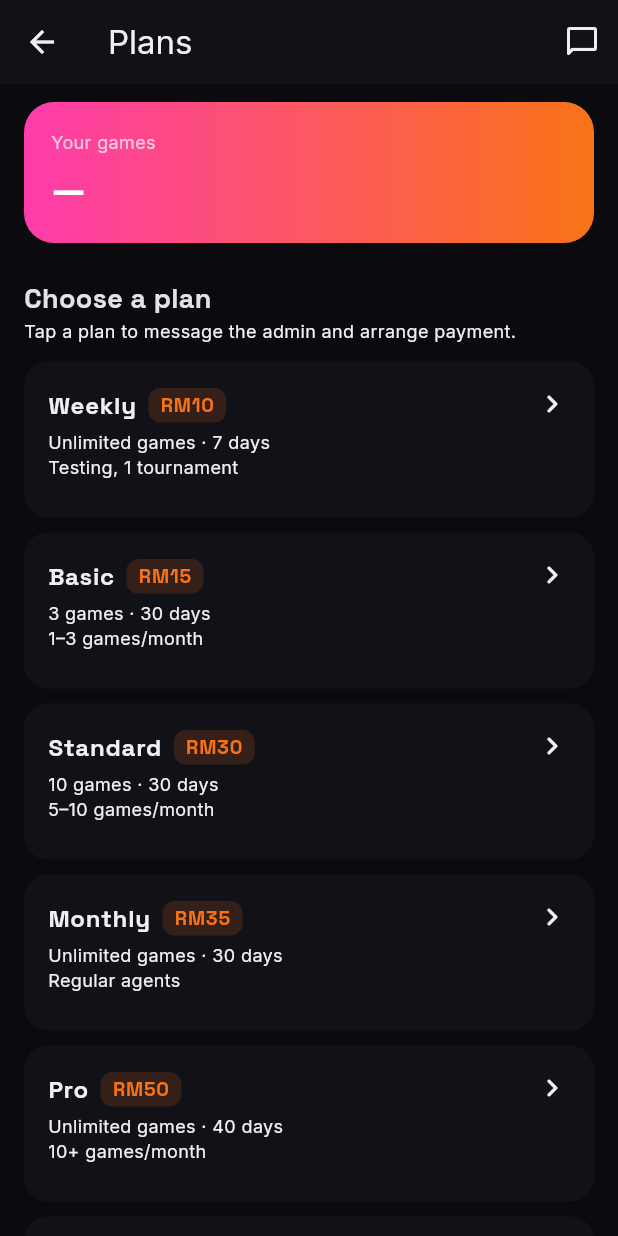
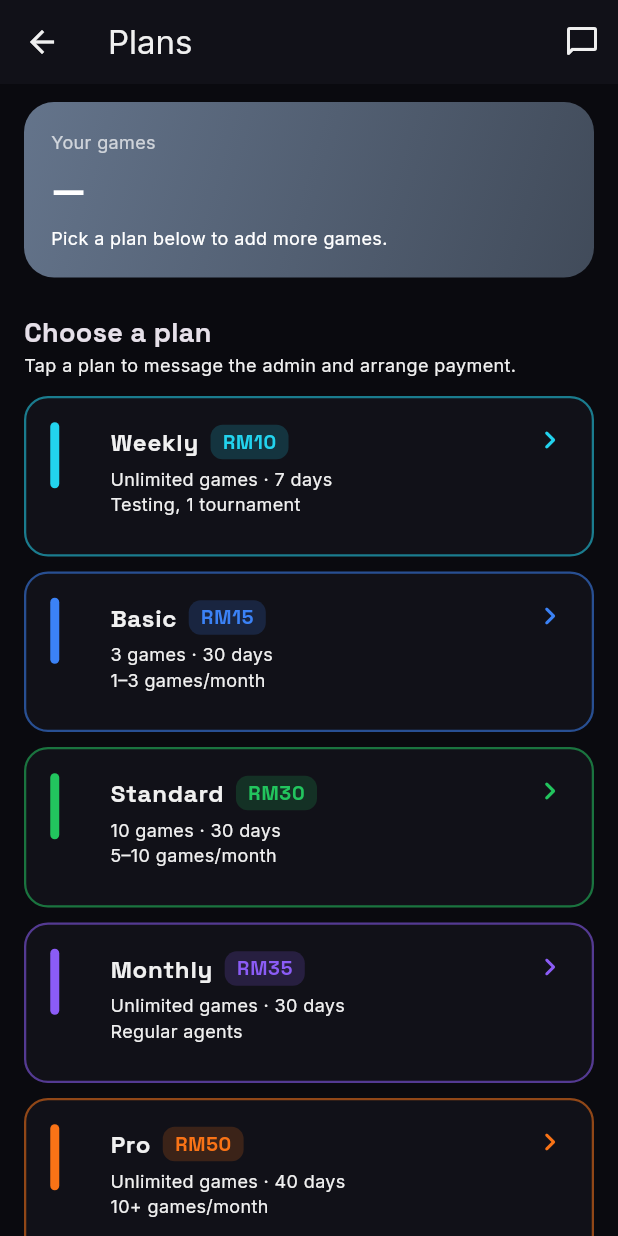
Before and after one commit to chakeuroussama17/dreaming_ball, a Flutter app: the AgentDashboardScreen screen opened by its route, after a tap on "Plans & games", on a phone screen of 412 x 824 dp. Run offline on Flutter 3.47's test engine with Material 3 defaults, Android fonts, the phone set to English and light mode, and no system bars; our stand-ins replace cached_network_image, firebase_core, firebase_messaging, flutter_animate, flutter_dotenv, flutter_local_notifications and 8 more; accounts and stored records are empty; network calls fail.

Commit message:
Fix chat order, live agent quota, per-plan colors
- Chat: always render oldest→newest (sorted client-side) and auto-scroll
  to the latest message, instead of newest-on-top.
- Agent quota now updates live when the admin grants a plan: AuthService
  .myQuotaStream() over agent_profiles (added to the realtime publication);
  the plans banner + dashboard card use it, falling back to a one-time
  fetch if realtime isn't enabled.
- Each plan has its own colour; plan cards are colour-accented and the
  agent's "Your games" banner is tinted by their current plan
  (slate when out of games / free trial).

Analyzer clean, web build OK.

Co-Authored-By: Claude Opus 4.8 <noreply@anthropic.com>

```diff
--- a/lib/core/constants/plans.dart
+++ b/lib/core/constants/plans.dart
@@ -1,3 +1,5 @@
+import 'package:flutter/material.dart';
+
 /// Agent subscription plans. Counted plans grant [games] games for [days] days;
 /// unlimited plans ([games] == null) grant unlimited games for [days] days.
 /// Prices are in Malaysian Ringgit (RM). The admin grants these manually after
@@ -9,6 +11,7 @@ class SubPlan {
   final int days;
   final int? games; // null = unlimited
   final String bestFor;
+  final Color color; // brand colour for this tier
 
   const SubPlan({
     required this.key,
@@ -17,6 +20,7 @@ class SubPlan {
     required this.days,
     required this.games,
     required this.bestFor,
+    required this.color,
   });
 
   bool get unlimited => games == null;
@@ -26,13 +30,30 @@ class SubPlan {
       'RM$priceRm · ${unlimited ? 'Unlimited' : '$games games'} · $days days';
 }
 
-/// The 7 plans agents can request, cheapest first.
+/// The 7 plans agents can request, cheapest first — each its own colour.
 const kSubPlans = <SubPlan>[
-  SubPlan(key: 'WEEKLY', label: 'Weekly', priceRm: 10, days: 7, games: null, bestFor: 'Testing, 1 tournament'),
-  SubPlan(key: 'BASIC', label: 'Basic', priceRm: 15, days: 30, games: 3, bestFor: '1–3 games/month'),
-  SubPlan(key: 'STANDARD', label: 'Standard', priceRm: 30, days: 30, games: 10, bestFor: '5–10 games/month'),
-  SubPlan(key: 'MONTHLY', label: 'Monthly', priceRm: 35, days: 30, games: null, bestFor: 'Regular agents'),
-  SubPlan(key: 'PRO', label: 'Pro', priceRm: 50, days: 40, games: null, bestFor: '10+ games/month'),
-  SubPlan(key: 'ELITE', label: 'Elite', priceRm: 80, days: 45, games: null, bestFor: '20+ games/month'),
-  SubPlan(key: 'QUARTERLY', label: 'Quarterly', priceRm: 120, days: 90, games: null, bestFor: 'Year-long agents'),
+  SubPlan(key: 'WEEKLY', label: 'Weekly', priceRm: 10, days: 7, games: null, bestFor: 'Testing, 1 tournament', color: Color(0xFF22D3EE)),
+  SubPlan(key: 'BASIC', label: 'Basic', priceRm: 15, days: 30, games: 3, bestFor: '1–3 games/month', color: Color(0xFF3B82F6)),
+  SubPlan(key: 'STANDARD', label: 'Standard', priceRm: 30, days: 30, games: 10, bestFor: '5–10 games/month', color: Color(0xFF22C55E)),
+  SubPlan(key: 'MONTHLY', label: 'Monthly', priceRm: 35, days: 30, games: null, bestFor: 'Regular agents', color: Color(0xFF8B5CF6)),
+  SubPlan(key: 'PRO', label: 'Pro', priceRm: 50, days: 40, games: null, bestFor: '10+ games/month', color: Color(0xFFF97316)),
+  SubPlan(key: 'ELITE', label: 'Elite', priceRm: 80, days: 45, games: null, bestFor: '20+ games/month', color: Color(0xFFFF3CAC)),
+  SubPlan(key: 'QUARTERLY', label: 'Quarterly', priceRm: 120, days: 90, games: null, bestFor: 'Year-long agents', color: Color(0xFFFBBF24)),
 ];
+
+/// Colour for a stored plan key (incl. 'free_trial' / unknown → slate).
+Color planColor(String? key) {
+  for (final p in kSubPlans) {
+    if (p.key == key) return p.color;
+  }
+  return const Color(0xFF64748B); // slate: free trial / none
+}
+
+/// Friendly label for a stored plan key.
+String planLabel(String? key) {
+  if (key == 'free_trial') return 'Free trial';
+  for (final p in kSubPlans) {
+    if (p.key == key) return p.label;
+  }
+  return '—';
+}
--- a/lib/core/services/auth_service.dart
+++ b/lib/core/services/auth_service.dart
@@ -436,6 +436,19 @@ class AuthService {
     }
   }
 
+  /// Live stream of the agent's quota — updates the moment the admin grants a
+  /// plan (requires agent_profiles in the realtime publication; the UI falls
+  /// back to fetchMyQuota() if realtime isn't enabled).
+  static Stream<AgentQuota?> myQuotaStream() {
+    final uid = _sb.auth.currentUser?.id;
+    if (uid == null) return Stream.value(null);
+    return _sb
+        .from('agent_profiles')
+        .stream(primaryKey: ['id'])
+        .eq('user_id', uid)
+        .map((rows) => rows.isEmpty ? null : AgentQuota.fromRow(rows.first));
+  }
+
   /// Maps raw Supabase/auth errors to messages safe for the UI.
   static String friendlyAuthError(String raw) {
     final m = raw.toLowerCase();
--- a/lib/features/agent/screens/agent_dashboard_screen.dart
+++ b/lib/features/agent/screens/agent_dashboard_screen.dart
@@ -195,12 +195,22 @@ class _AgentDashboardScreenState extends ConsumerState<AgentDashboardScreen> {
                           fontSize: 15,
                           fontWeight: FontWeight.w700,
                           color: primary)),
-                  FutureBuilder<AgentQuota?>(
-                    future: AuthService.fetchMyQuota(),
-                    builder: (c, snap) => Text(
-                        snap.data?.label ?? 'Tap to view plans',
-                        style: GoogleFonts.inter(
-                            fontSize: 12, color: secondary)),
+                  StreamBuilder<AgentQuota?>(
+                    stream: AuthService.myQuotaStream(),
+                    builder: (c, snap) {
+                      if (snap.hasError) {
+                        return FutureBuilder<AgentQuota?>(
+                          future: AuthService.fetchMyQuota(),
+                          builder: (c, f) => Text(
+                              f.data?.label ?? 'Tap to view plans',
+                              style: GoogleFonts.inter(
+                                  fontSize: 12, color: secondary)),
+                        );
+                      }
+                      return Text(snap.data?.label ?? 'Tap to view plans',
+                          style: GoogleFonts.inter(
+                              fontSize: 12, color: secondary));
+                    },
                   ),
                 ],
               ),
--- a/lib/features/chat/screens/agent_plans_screen.dart
+++ b/lib/features/chat/screens/agent_plans_screen.dart
@@ -4,21 +4,14 @@ import 'package:google_fonts/google_fonts.dart';
 import '../../../core/constants/plans.dart';
 import '../../../core/services/auth_service.dart';
 import '../../../core/services/chat_service.dart';
-import '../../../core/theme/app_colors.dart';
 
-/// Agent-facing subscription screen: shows how many games are left and lets the
-/// agent request a plan (which messages the admin). Payment is arranged in chat.
-class AgentPlansScreen extends StatefulWidget {
+/// Agent-facing subscription screen: shows how many games are left (live, in a
+/// banner coloured by the current plan) and lets the agent request a plan,
+/// which messages the admin. Payment is arranged in chat.
+class AgentPlansScreen extends StatelessWidget {
   const AgentPlansScreen({super.key});
 
-  @override
-  State<AgentPlansScreen> createState() => _AgentPlansScreenState();
-}
-
-class _AgentPlansScreenState extends State<AgentPlansScreen> {
-  final Future<AgentQuota?> _quota = AuthService.fetchMyQuota();
-
-  Future<void> _request(SubPlan plan) async {
+  Future<void> _request(BuildContext context, SubPlan plan) async {
     final ok = await showDialog<bool>(
       context: context,
       builder: (ctx) => AlertDialog(
@@ -30,7 +23,7 @@ class _AgentPlansScreenState extends State<AgentPlansScreen> {
               onPressed: () => Navigator.pop(ctx, false),
               child: const Text('Cancel')),
           FilledButton(
-              style: FilledButton.styleFrom(backgroundColor: AppColors.orange),
+              style: FilledButton.styleFrom(backgroundColor: plan.color),
               onPressed: () => Navigator.pop(ctx, true),
               child: const Text('Send request')),
         ],
@@ -39,8 +32,7 @@ class _AgentPlansScreenState extends State<AgentPlansScreen> {
     if (ok != true) return;
     await ChatService.sendAsAgent(
         '📋 Agent requested the ${plan.label} plan (${plan.summary}).');
-    if (!mounted) return;
-    context.pushNamed('agent-chat');
+    if (context.mounted) context.pushNamed('agent-chat');
   }
 
   @override
@@ -60,7 +52,7 @@ class _AgentPlansScreenState extends State<AgentPlansScreen> {
       body: ListView(
         padding: const EdgeInsets.fromLTRB(16, 12, 16, 28),
         children: [
-          _quotaCard(scheme),
+          _quotaBanner(),
           const SizedBox(height: 8),
           Text('Choose a plan',
               style: GoogleFonts.spaceGrotesk(
@@ -69,62 +61,102 @@ class _AgentPlansScreenState extends State<AgentPlansScreen> {
               style: GoogleFonts.inter(
                   fontSize: 12, color: scheme.onSurfaceVariant)),
           const SizedBox(height: 12),
-          for (final p in kSubPlans) _planCard(p, scheme),
+          for (final p in kSubPlans) _planCard(context, p, scheme),
         ],
       ),
     );
   }
 
-  Widget _quotaCard(ColorScheme scheme) {
+  /// Live banner; falls back to a one-time fetch if realtime isn't enabled.
+  Widget _quotaBanner() {
+    return StreamBuilder<AgentQuota?>(
+      stream: AuthService.myQuotaStream(),
+      builder: (context, snap) {
+        if (snap.hasError) {
           return FutureBuilder<AgentQuota?>(
-      future: _quota,
-      builder: (context, snap) {
-        final q = snap.data;
-        final label = q?.label ?? '—';
-        final out = q != null && !q.canCreateGame;
+            future: AuthService.fetchMyQuota(),
+            builder: (context, f) => _banner(f.data),
+          );
+        }
+        return _banner(snap.data);
+      },
+    );
+  }
+
+  Widget _banner(AgentQuota? q) {
+    final canPlay = q != null && q.canCreateGame;
+    final color = canPlay ? planColor(q.currentPlan) : const Color(0xFF64748B);
     return Container(
       width: double.infinity,
       margin: const EdgeInsets.only(bottom: 16),
       padding: const EdgeInsets.all(18),
       decoration: BoxDecoration(
-            gradient: const LinearGradient(
-                colors: [AppColors.pink, AppColors.orange]),
+        gradient: LinearGradient(
+          colors: [color, Color.lerp(color, Colors.black, 0.35)!],
+          begin: Alignment.topLeft,
+          end: Alignment.bottomRight,
+        ),
         borderRadius: BorderRadius.circular(20),
       ),
       child: Column(
         crossAxisAlignment: CrossAxisAlignment.start,
         children: [
+          Row(
+            children: [
               Text('Your games',
+                  style:
+                      GoogleFonts.inter(color: Colors.white70, fontSize: 12)),
+              const Spacer(),
+              if (q?.currentPlan != null)
+                Container(
+                  padding:
+                      const EdgeInsets.symmetric(horizontal: 10, vertical: 3),
+                  decoration: BoxDecoration(
+                    color: Colors.white.withValues(alpha: 0.22),
+                    borderRadius: BorderRadius.circular(20),
+                  ),
+                  child: Text('${planLabel(q!.currentPlan)} plan',
                       style: GoogleFonts.inter(
-                      color: Colors.white70, fontSize: 12)),
+                          color: Colors.white,
+                          fontSize: 11,
+                          fontWeight: FontWeight.w700)),
+                ),
+            ],
+          ),
           const SizedBox(height: 4),
-              Text(label,
+          Text(q?.label ?? '—',
               style: GoogleFonts.spaceGrotesk(
                   color: Colors.white,
                   fontSize: 26,
                   fontWeight: FontWeight.w800)),
-              if (out) ...[
+          if (!canPlay) ...[
             const SizedBox(height: 6),
             Text('Pick a plan below to add more games.',
-                    style: GoogleFonts.inter(
-                        color: Colors.white, fontSize: 12)),
+                style: GoogleFonts.inter(color: Colors.white, fontSize: 12)),
           ],
         ],
       ),
     );
-      },
-    );
   }
 
-  Widget _planCard(SubPlan p, ColorScheme scheme) {
+  Widget _planCard(BuildContext context, SubPlan p, ColorScheme scheme) {
     return Container(
       margin: const EdgeInsets.only(bottom: 10),
       decoration: BoxDecoration(
         color: scheme.surfaceContainerHighest,
         borderRadius: BorderRadius.circular(16),
+        border: Border.all(color: p.color.withValues(alpha: 0.55), width: 1.5),
       ),
       child: ListTile(
         contentPadding: const EdgeInsets.symmetric(horizontal: 16, vertical: 8),
+        leading: Container(
+          width: 6,
+          height: 44,
+          decoration: BoxDecoration(
+            color: p.color,
+            borderRadius: BorderRadius.circular(4),
+          ),
+        ),
         title: Row(
           children: [
             Text(p.label,
@@ -135,12 +167,12 @@ class _AgentPlansScreenState extends State<AgentPlansScreen> {
               padding:
                   const EdgeInsets.symmetric(horizontal: 8, vertical: 2),
               decoration: BoxDecoration(
-                color: AppColors.orange.withValues(alpha: 0.15),
+                color: p.color.withValues(alpha: 0.18),
                 borderRadius: BorderRadius.circular(8),
               ),
               child: Text('RM${p.priceRm}',
                   style: GoogleFonts.spaceGrotesk(
-                      color: AppColors.orange,
+                      color: p.color,
                       fontWeight: FontWeight.w800,
                       fontSize: 13)),
             ),
@@ -154,8 +186,8 @@ class _AgentPlansScreenState extends State<AgentPlansScreen> {
                   fontSize: 12, color: scheme.onSurfaceVariant, height: 1.4)),
         ),
         isThreeLine: true,
-        trailing: const Icon(Icons.chevron_right_rounded),
-        onTap: () => _request(p),
+        trailing: Icon(Icons.chevron_right_rounded, color: p.color),
+        onTap: () => _request(context, p),
       ),
     );
   }
--- a/lib/features/chat/widgets/chat_thread_view.dart
+++ b/lib/features/chat/widgets/chat_thread_view.dart
@@ -33,6 +33,11 @@ class _ChatThreadViewState extends State<ChatThreadView> {
     super.dispose();
   }
 
+  void _scrollToBottom() {
+    if (!_scroll.hasClients) return;
+    _scroll.jumpTo(_scroll.position.maxScrollExtent);
+  }
+
   Future<void> _markRead() async {
     if (widget.asAdmin) {
       await ChatService.markReadAsAdmin(widget.agentId);
@@ -66,7 +71,9 @@ class _ChatThreadViewState extends State<ChatThreadView> {
           child: StreamBuilder<List<SupportMessage>>(
             stream: ChatService.threadStream(widget.agentId),
             builder: (context, snap) {
-              final msgs = snap.data ?? const <SupportMessage>[];
+              // Oldest first (newest at the bottom), regardless of stream order.
+              final msgs = [...(snap.data ?? const <SupportMessage>[])]
+                ..sort((a, b) => a.createdAt.compareTo(b.createdAt));
               if (snap.connectionState == ConnectionState.waiting &&
                   msgs.isEmpty) {
                 return const Center(
@@ -87,8 +94,11 @@ class _ChatThreadViewState extends State<ChatThreadView> {
                   ),
                 );
               }
-              // After new data, mark anything unread as read.
-              WidgetsBinding.instance.addPostFrameCallback((_) => _markRead());
+              // After new data: mark read + keep the latest message in view.
+              WidgetsBinding.instance.addPostFrameCallback((_) {
+                _markRead();
+                _scrollToBottom();
+              });
               return ListView.builder(
                 controller: _scroll,
                 padding: const EdgeInsets.fromLTRB(12, 12, 12, 12),
```
Also changed, not shown: 1 other file. Lines whose indentation alone changed are shown as unchanged.
